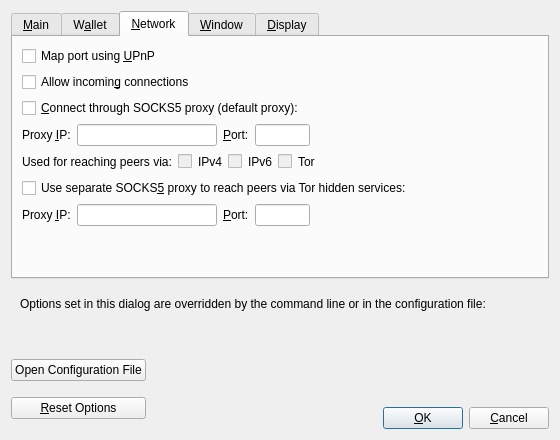
Old version of the form src/qt/forms/optionsdialog.ui in the repository bitcoincore-dev/bitcoin-2001-863168-294116-d812cf1189.
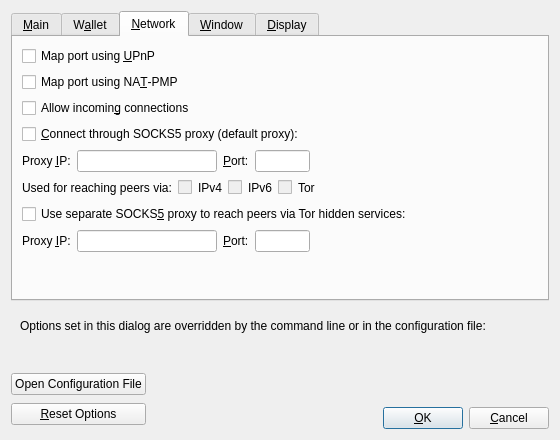
New version of the form. The open tabs and pages were chosen to show the change. Custom widgets are drawn as their Qt base class.

Commit message: gui: Add NAT-PMP network option

Patch:
```diff
--- a/src/qt/forms/optionsdialog.ui
+++ b/src/qt/forms/optionsdialog.ui
@@ -259,6 +259,16 @@
          </property>
         </widget>
        </item>
+       <item>
+        <widget class="QCheckBox" name="mapPortNatpmp">
+         <property name="toolTip">
+          <string>Automatically open the Bitcoin client port on the router. This only works when your router supports NAT-PMP and it is enabled. The external port could be random.</string>
+         </property>
+         <property name="text">
+          <string>Map port using NA&amp;T-PMP</string>
+         </property>
+        </widget>
+       </item>
        <item>
         <widget class="QCheckBox" name="allowIncoming">
          <property name="toolTip">
```
The commit also changes 1 other file.
